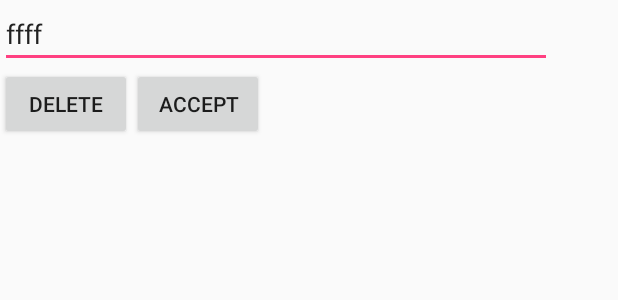
After one commit to theRAMSnake/M2, an Android app: the layout activity_inbox_item_view.xml on its own in the app's theme, with its tools: preview values and no code run, on a phone screen of 412 x 824 dp. The commit adds this screen. Shown: the top 300 px of the screen. Run offline under Robolectric (Android 15) with nearby library versions, the phone set to English and light mode, and no system bars.

Commit message:
minion: local db + inbox edit

```diff
--- a/minion/app/src/main/AndroidManifest.xml
+++ b/minion/app/src/main/AndroidManifest.xml
@@ -21,7 +21,8 @@
             </intent-filter>
         </activity>
         <activity android:name=".InboxActivity" />
-        <activity android:name=".SyncActivity"></activity>
+        <activity android:name=".SyncActivity" />
+        <activity android:name=".InboxItemViewActivity"></activity>
     </application>
 
 </manifest>
--- /dev/null
+++ b/minion/app/src/main/res/layout/activity_inbox_item_view.xml
@@ -0,0 +1,51 @@
+<?xml version="1.0" encoding="utf-8"?>
+<android.support.constraint.ConstraintLayout xmlns:android="http://schemas.android.com/apk/res/android"
+    xmlns:app="http://schemas.android.com/apk/res-auto"
+    xmlns:tools="http://schemas.android.com/tools"
+    android:layout_width="match_parent"
+    android:layout_height="match_parent"
+    tools:context="snakesoft.minion.InboxItemViewActivity">
+
+    <GridLayout
+        android:layout_width="368dp"
+        android:layout_height="551dp"
+        tools:layout_editor_absoluteX="8dp"
+        tools:layout_editor_absoluteY="6dp">
+
+        <EditText
+            android:id="@+id/txtText"
+            android:layout_width="match_parent"
+            android:layout_column="0"
+            android:layout_columnSpan="2"
+            android:layout_columnWeight="0"
+            android:layout_row="0"
+            android:layout_rowSpan="1"
+            android:layout_rowWeight="0"
+            android:ems="10"
+            android:inputType="textPersonName"
+            android:text="ffff"
+            tools:layout_editor_absoluteX="233dp"
+            tools:layout_editor_absoluteY="-198dp" />
+
+        <Button
+            android:id="@+id/btnAccept"
+            android:layout_width="wrap_content"
+            android:layout_height="wrap_content"
+            android:layout_column="1"
+            android:layout_row="1"
+            android:text="Accept"
+            tools:layout_editor_absoluteX="1145dp"
+            tools:layout_editor_absoluteY="350dp" />
+
+        <Button
+            android:id="@+id/btnDelete"
+            android:layout_width="wrap_content"
+            android:layout_height="wrap_content"
+            android:layout_column="0"
+            android:layout_row="1"
+            android:text="Delete"
+            tools:layout_editor_absoluteX="-249dp"
+            tools:layout_editor_absoluteY="369dp" />
+    </GridLayout>
+
+</android.support.constraint.ConstraintLayout>
--- a/minion/app/src/main/res/values/colors.xml
+++ b/minion/app/src/main/res/values/colors.xml
@@ -2,5 +2,5 @@
 <resources>
     <color name="colorPrimary">#3F51B5</color>
     <color name="colorPrimaryDark">#303F9F</color>
-    <color name="colorAccent">#FF4081</color>
+    <color name="colorAccent">#ff4081</color>
 </resources>
```
Also changed, not shown: minion/app/src/main/java/snakesoft/minion/GlobalModel.java (+11 -1 lines), minion/app/src/main/java/snakesoft/minion/InboxActivity.java (+56 -2 lines), minion/app/src/main/java/snakesoft/minion/InboxItemViewActivity.java (added, +56 -0 lines), minion/app/src/main/java/snakesoft/minion/InboxModel.java (+113 -5 lines), minion/app/src/main/java/snakesoft/minion/LocalDatabase.java (added, +61 -0 lines), minion/app/src/main/java/snakesoft/minion/MainActivity.java (+6 -4 lines), minion/app/src/main/res/layout/activity_inbox.xml (+15 -1 lines), 4 other files.
